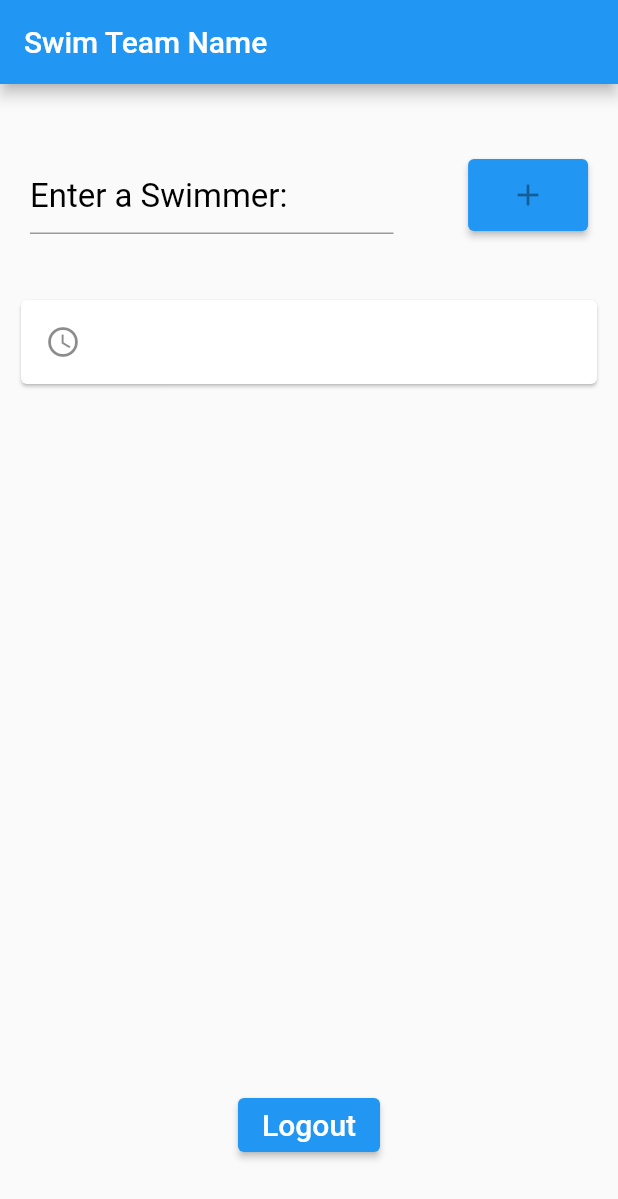
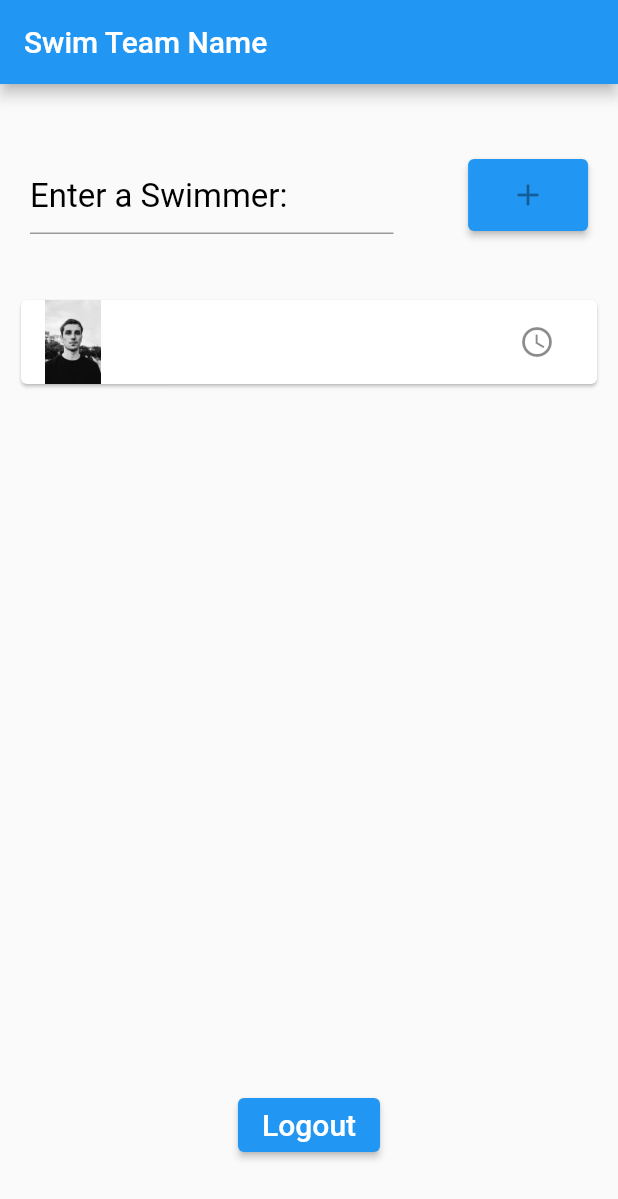
Before and after one commit to Cskeim4/swimteam_mgt, a Flutter app: the screen it shows once a user with an empty profile is signed in, after a tap on the "add" icon, on a phone screen of 412 x 824 dp. Shown: the top 1199 px of the screen. Run offline on Flutter 3.47's test engine with Material 2 defaults, Android fonts, the phone set to English and light mode, and no system bars; our stand-ins replace cloud_firestore, firebase_auth, firebase_core, google_sign_in; accounts and stored records are empty.

Commit message:
Sprint 1

```diff
--- a/lib/main.dart
+++ b/lib/main.dart
@@ -5,7 +5,7 @@ import 'package:firebase_core/firebase_core.dart';
 import 'package:cloud_firestore/cloud_firestore.dart';
 import 'package:google_sign_in/google_sign_in.dart';
 
-import 'swimmer.dart';
+import 'teammember.dart';
 
 // Sample code from https://github.com/pythonhubpy/YouTube/blob/Firebae-CRUD-Part-1/lib/main.dart#L19
 // video https://www.youtube.com/watch?v=SmmCMDSj8ZU&list=PLtr8DfMFkiJu0lr1OKTDaoj44g-GGnFsn&index=10&t=291s
@@ -84,10 +84,17 @@ class _FirebaseDemoState extends State<FirebaseDemo> {
 
   Widget itemTileWidget(snapshot, position) {
     return ListTile(
-      leading: Icon(Icons.access_time),
-        //onTap: (){
+      leading:
 
-    //},
+        Image(image: AssetImage(getImage(position))),
+      trailing: IconButton (
+          icon : const Icon(Icons.access_time),
+          onPressed: (){
+
+          },
+      )
+
+      ,
       title: Text(snapshot.data.docs[position]['item_name']),
       onTap: () {
         setState(() {
--- /dev/null
+++ b/lib/teammember.dart
@@ -0,0 +1,11 @@
+class Swimmer{
+  String _name;
+}
+
+List<String> strImg = ['graphics/male_six.jpg', 'graphics/female_two.jpg',
+  'graphics/male_four.jpg', 'graphics/female_one.jpg',
+  'graphics/male_three.jpg','graphics/female_three.jpg'];
+
+String getImage(int position){
+  return strImg[position];
+}
--- a/pubspec.yaml
+++ b/pubspec.yaml
@@ -55,7 +55,7 @@ flutter:
 
   # To add assets to your application, add an assets section, like this:
   assets:
-    -graphics/
+    - graphics/
 
   # An image asset can refer to one or more resolution-specific "variants", see
   # https://flutter.dev/assets-and-images/#resolution-aware.
```
Also changed, not shown: lib/swimmer.dart (deleted, +0 -28 lines).
